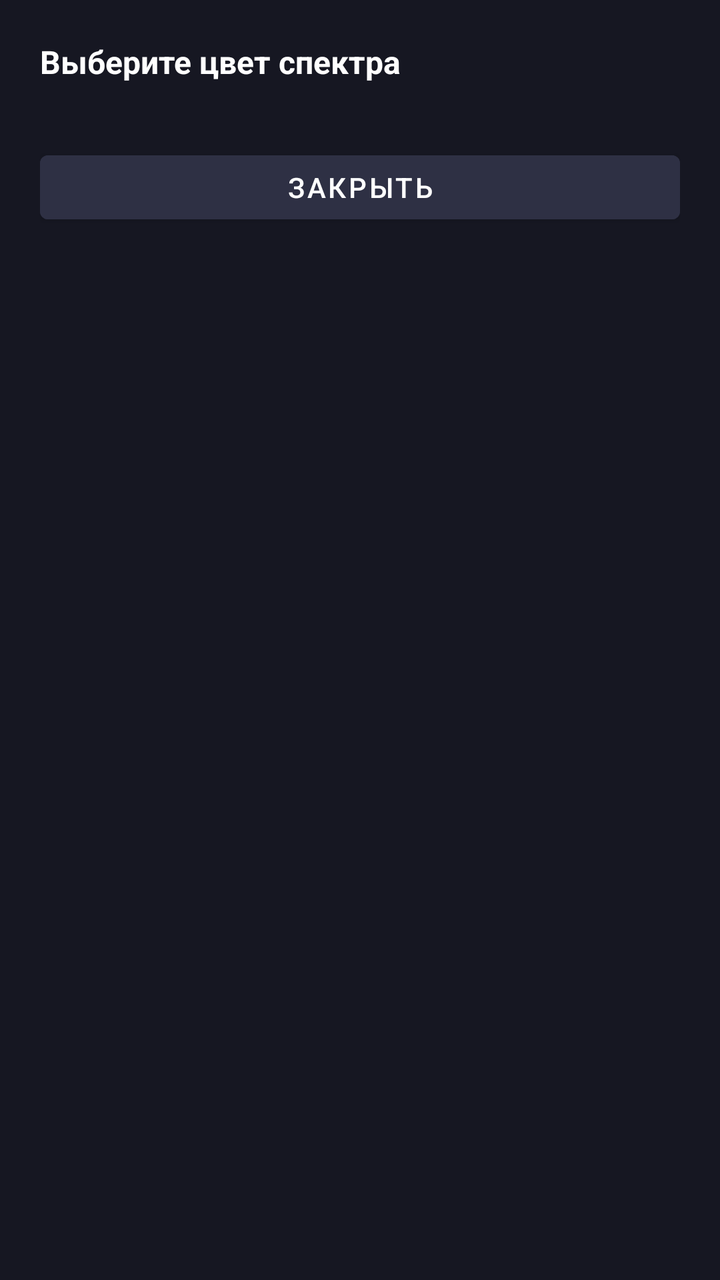
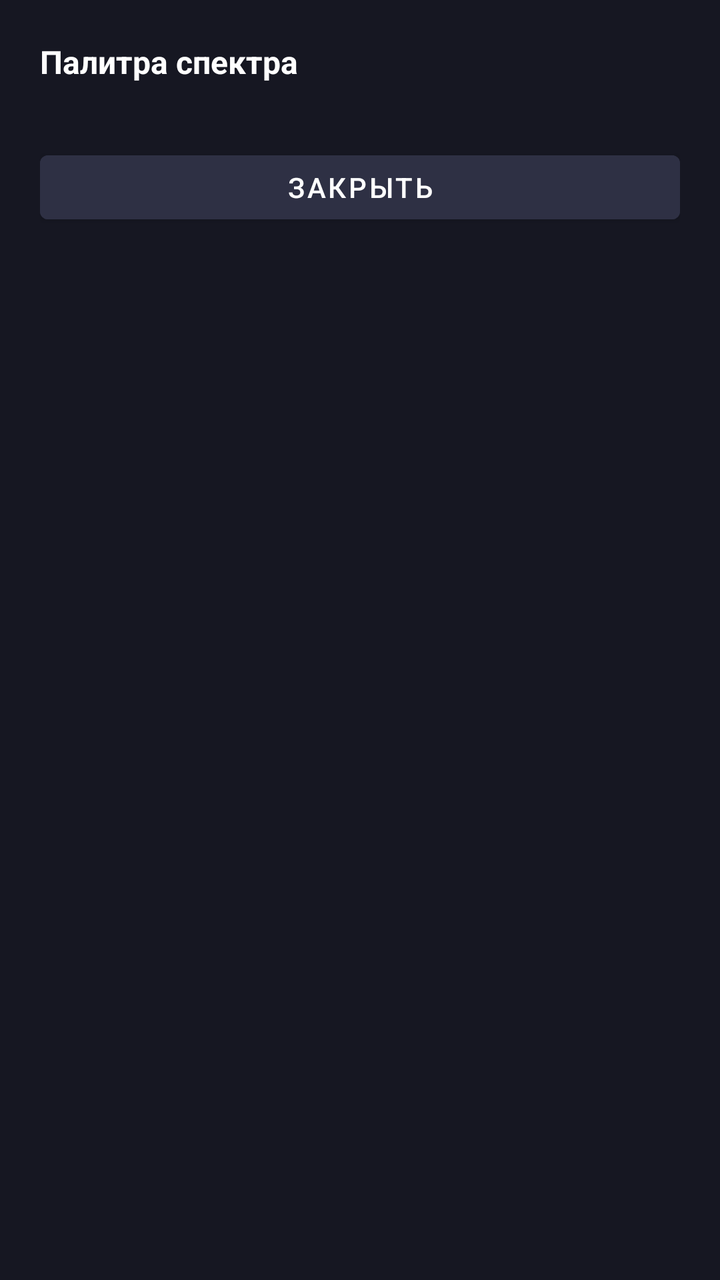

Before-and-after screenshots of an Android layout around one commit, followed by the original layout XML and the change that was made.
<!-- AndroidManifest.xml: application theme Theme.LinuxDock -->
<!-- res/layout/dialog_color_palette.xml -->
<?xml version="1.0" encoding="utf-8"?>
<LinearLayout xmlns:android="http://schemas.android.com/apk/res/android"
    android:layout_width="match_parent"
    android:layout_height="wrap_content"
    android:background="#161722"
    android:orientation="vertical"
    android:padding="20dp">

    <TextView
        android:layout_width="wrap_content"
        android:layout_height="wrap_content"
        android:text="Выберите цвет спектра"
        android:textColor="#FFFFFF"
        android:textSize="16sp"
        android:textStyle="bold"
        android:layout_marginBottom="14dp" />

    <GridLayout
        android:id="@+id/gridPalette"
        android:layout_width="match_parent"
        android:layout_height="wrap_content"
        android:columnCount="7"
        android:alignmentMode="alignMargins"
        android:layout_gravity="center" />

    <Button
        android:id="@+id/btnClosePalette"
        android:layout_width="match_parent"
        android:layout_height="44dp"
        android:text="Закрыть"
        android:textColor="#FFFFFF"
        android:backgroundTint="#2E3044"
        android:layout_marginTop="16dp" />
</LinearLayout>
<!-- resources referenced by this layout -->
<resources>
  <style name="Theme.LinuxDock" parent="Theme.MaterialComponents.DayNight.NoActionBar">
          <item name="android:statusBarColor">#1E1E2E</item>
      </style>
</resources>

<!-- the commit's change to res/layout/dialog_color_palette.xml (unified diff, before → after) -->
@@ -9,7 +9,7 @@
     <TextView
         android:layout_width="wrap_content"
         android:layout_height="wrap_content"
-        android:text="Выберите цвет спектра"
+        android:text="Палитра спектра"
         android:textColor="#FFFFFF"
         android:textSize="16sp"
         android:textStyle="bold"
